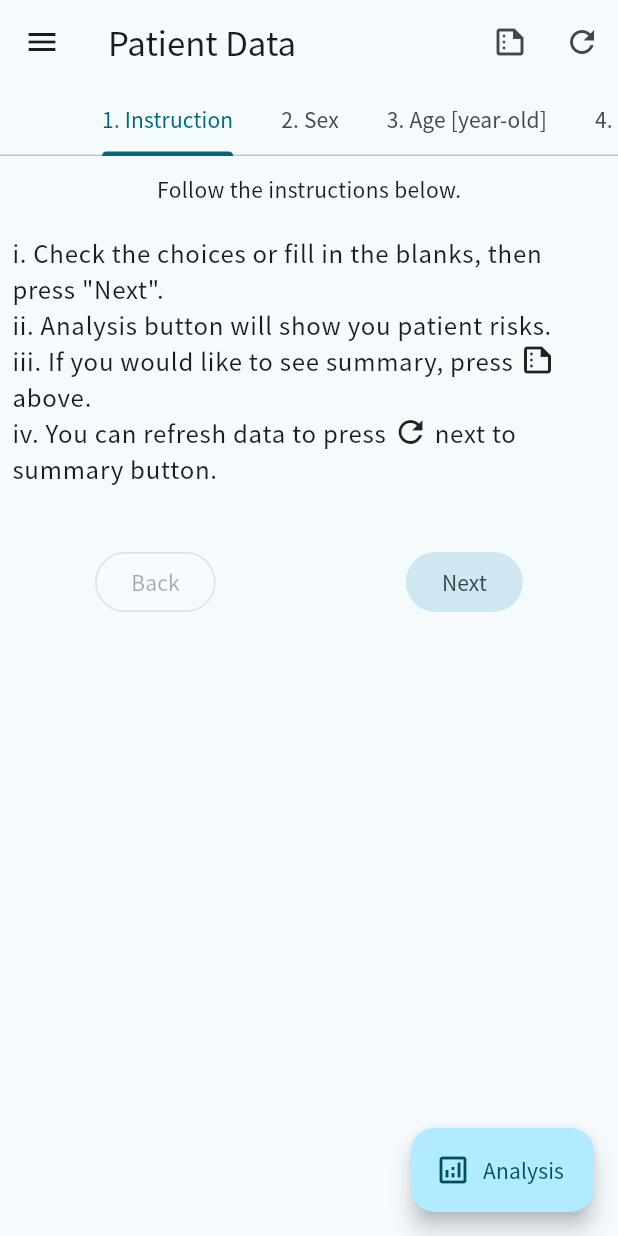
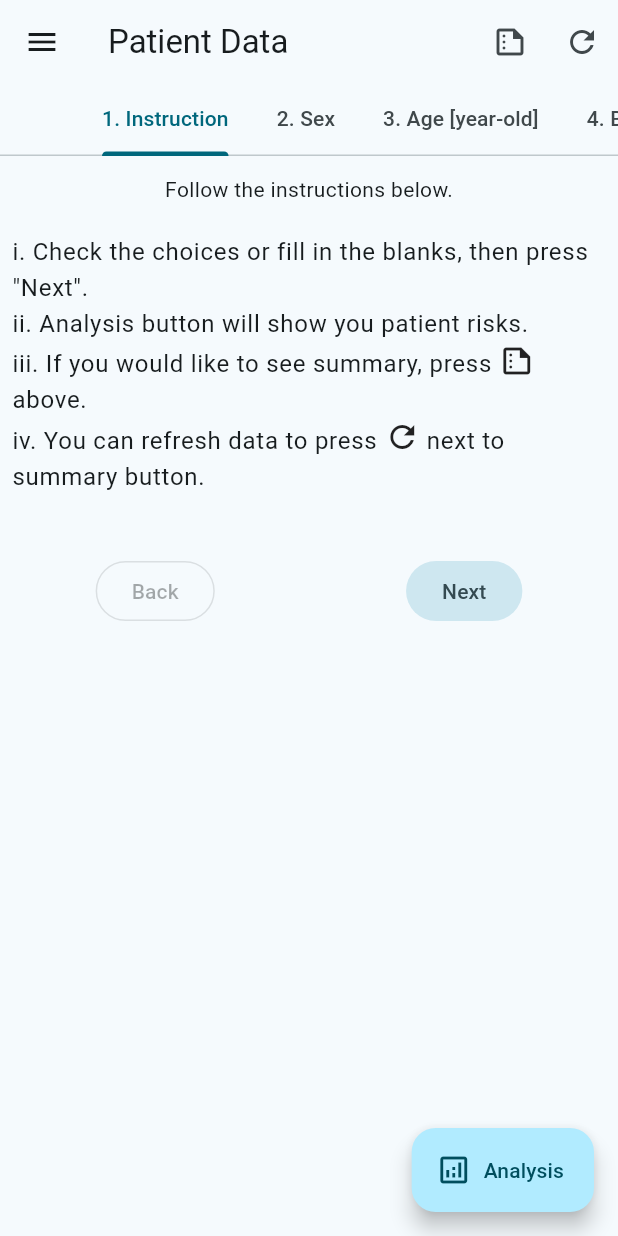
Before and after one commit to studiome/clti_risk, a Flutter app: the screen it shows after launch, on a phone screen of 412 x 824 dp. Run offline on Flutter 3.47's test engine with Material 2 defaults, Android fonts, the phone set to English and light mode, and no system bars; our stand-ins replace package_info_plus, shared_preferences; generated files the repository leaves out were written again.

Commit message:
remove ja fonts for web performance

```diff
--- a/lib/main.dart
+++ b/lib/main.dart
@@ -13,7 +13,6 @@ import 'widgets/question_form.dart';
 import 'widgets/risk_view.dart';
 
 const String appName = 'CLiTICAL';
-const String fontFamily = 'Noto Sans JP';
 
 void main() {
   runApp(const AppRoot());
@@ -86,13 +85,11 @@ class _AppRootState extends State<AppRoot> {
                 theme: ThemeData(
                   useMaterial3: true,
                   colorSchemeSeed: jsvsColor,
-                  fontFamily: fontFamily,
                 ),
                 darkTheme: ThemeData(
                   useMaterial3: true,
                   brightness: Brightness.dark,
                   colorSchemeSeed: jsvsColor,
-                  fontFamily: fontFamily,
                 ),
                 themeMode: ThemeMode.system,
                 localizationsDelegates: AppLocalizations.localizationsDelegates,
```
Also changed, not shown: pubspec.yaml (+16 -16 lines).
